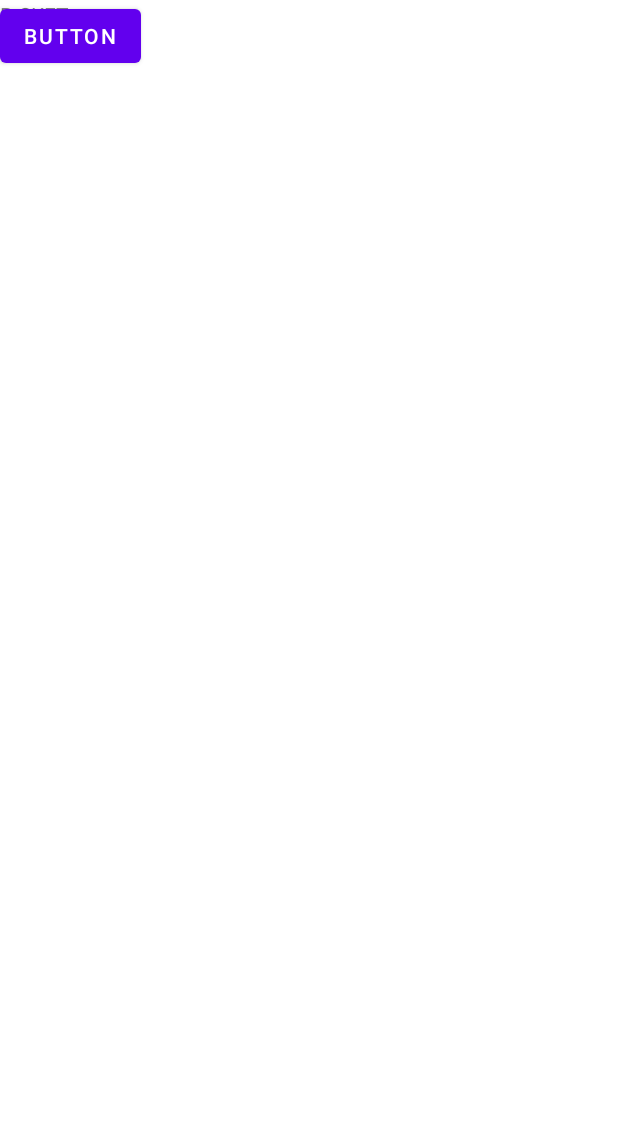
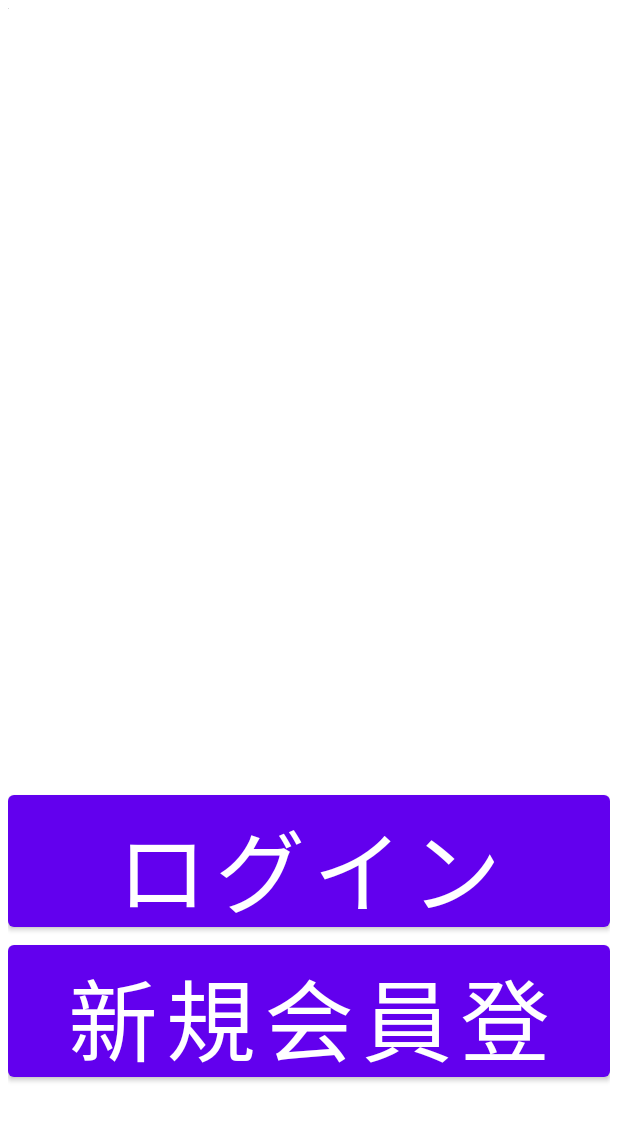
Before and after one commit to gaigai-ks/bsket, an Android app: the layout top.xml on its own in the app's theme, with its tools: preview values and no code run, on a phone screen of 412 x 824 dp. Shown: the top 1121 px of the screen. Run offline under Robolectric (Android 15) with nearby library versions, the phone set to English and light mode, and no system bars.

```diff
--- a/app/src/main/java/com/example/b_sket/MainActivity.kt
+++ b/app/src/main/java/com/example/b_sket/MainActivity.kt
@@ -6,6 +6,6 @@ import android.os.Bundle
 class MainActivity : AppCompatActivity() {
     override fun onCreate(savedInstanceState: Bundle?) {
         super.onCreate(savedInstanceState)
-        setContentView(R.layout.activity_main)
+        setContentView(R.layout.top)
     }
 }
--- a/app/src/main/res/layout/top.xml
+++ b/app/src/main/res/layout/top.xml
@@ -1,22 +1,45 @@
 <?xml version="1.0" encoding="utf-8"?>
 <androidx.constraintlayout.widget.ConstraintLayout xmlns:android="http://schemas.android.com/apk/res/android"
+    xmlns:app="http://schemas.android.com/apk/res-auto"
     xmlns:tools="http://schemas.android.com/tools"
     android:layout_width="match_parent"
     android:layout_height="match_parent">
 
-    <Button
-        android:id="@+id/button"
-        android:layout_width="wrap_content"
-        android:layout_height="wrap_content"
-        android:text="Button"
-        tools:layout_editor_absoluteX="158dp"
-        tools:layout_editor_absoluteY="550dp" />
 
-    <TextView
-        android:id="@+id/textView"
-        android:layout_width="50dp"
-        android:layout_height="28dp"
-        android:text="B-SKET"
-        tools:layout_editor_absoluteX="150dp"
-        tools:layout_editor_absoluteY="127dp" />
+    <RelativeLayout
+        android:layout_width="match_parent"
+        android:layout_height="match_parent"
+        android:paddingBottom="100dp"
+        android:paddingLeft="5dp"
+        android:paddingRight="5dp"
+        android:paddingTop="5dp"
+        tools:context=".MainActivity">
+
+        <Button
+            android:layout_width="500dp"
+            android:layout_height="100dp"
+            android:layout_above="@+id/id1"
+            android:layout_centerInParent="true"
+            android:text="ログイン"
+            android:textSize="60sp" />
+
+
+        <Button
+            android:layout_width="500dp"
+            android:layout_height="100dp"
+            android:layout_alignParentBottom="true"
+            android:layout_centerHorizontal="true"
+            android:text="新規会員登録"
+            android:textSize="60sp"
+            android:id="@+id/id1"/>
+
+        <ImageView
+            android:id="@+id/imageView"
+            android:layout_width="wrap_content"
+            android:layout_height="wrap_content"
+            tools:srcCompat="@tools:sample/avatars" />
+
+
+    </RelativeLayout>
+
 </androidx.constraintlayout.widget.ConstraintLayout>
```
Also changed, not shown: app/src/main/res/layout/activity_main.xml (+37 -8 lines).
